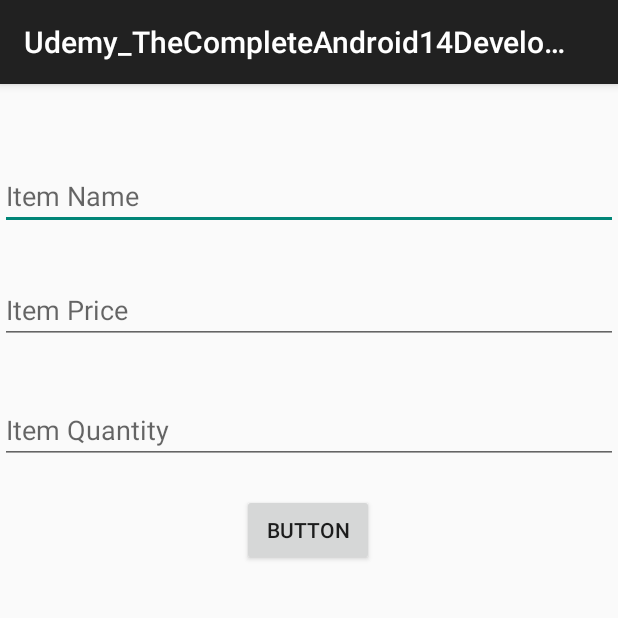
After one commit to Vinayak-Soni-Git/Udemy_TheCompleteAndroid14DeveloperCourse_Build100Apps, an Android app: the MainMasteringRoomActivity screen opened directly, with no data from a screen before it, on a phone screen of 412 x 824 dp, the top half of it. The commit adds this screen. Run offline under Robolectric (Android 15) with nearby library versions, the phone set to English and light mode, and no system bars.

Commit message:
Commited At 10:30AM 26-09-2024

```diff
--- /dev/null
+++ b/app/src/main/java/com/example/udemy_thecompleteandroid14developercourse_build100apps/KotlinMastringRoomDatabase/MainMasteringRoomActivity.kt
@@ -0,0 +1,64 @@
+package com.example.udemy_thecompleteandroid14developercourse_build100apps.KotlinMastringRoomDatabase
+
+import android.os.Bundle
+import android.widget.Button
+import android.widget.EditText
+import android.widget.TextView
+import androidx.appcompat.app.AppCompatActivity
+import com.example.udemy_thecompleteandroid14developercourse_build100apps.R
+import kotlinx.coroutines.CoroutineScope
+import kotlinx.coroutines.Dispatchers
+import kotlinx.coroutines.launch
+
+class MainMasteringRoomActivity : AppCompatActivity() {
+
+
+    lateinit var itemNameEt:EditText
+    lateinit var itemPriceEt:EditText
+    lateinit var itemQuantity:EditText
+    lateinit var recordsTv:TextView
+    lateinit var addItemButton:Button
+
+    override fun onCreate(savedInstanceState: Bundle?) {
+        super.onCreate(savedInstanceState)
+        setContentView(R.layout.activity_main_mastering_room)
+
+        itemNameEt = findViewById(R.id.itemName)
+        itemPriceEt = findViewById(R.id.itemPrice)
+        itemQuantity = findViewById(R.id.itemQuantity)
+        recordsTv = findViewById(R.id.recordsTv)
+        addItemButton = findViewById(R.id.addItemButton)
+
+
+        addItemButton.setOnClickListener{
+            val name = itemNameEt.text.toString()
+            val price = itemPriceEt.text.toString()
+            val quantity = itemQuantity.text.toString()
+
+            val doublePrice = price.toDouble()
+            val intQuantity = quantity.toInt()
+
+            val db = ItemDatabase.getDatabase(applicationContext)
+            val dao = db.itemDao()
+            var item:Item = Item(0, name, doublePrice, intQuantity)
+
+            CoroutineScope(Dispatchers.IO).launch {
+                dao.insertItem(item)
+
+            }
+
+        }
+    }
+
+    fun displayAllRecords(){
+        val db = ItemDatabase.getDatabase(applicationContext)
+        val dao = db.itemDao()
+        dao.getAllItemsInDB().observe(this, {
+            var result = ""
+            for(item in it){
+                result = it.joinToString("\n")
+            }
+            recordsTv.text = result
+        })
+    }
+}
--- /dev/null
+++ b/app/src/main/java/com/example/udemy_thecompleteandroid14developercourse_build100apps/TopCompaniesApp/CompaniesList.kt
@@ -0,0 +1,5 @@
+package com.example.udemy_thecompleteandroid14developercourse_build100apps.TopCompaniesApp
+
+class CompaniesList:ArrayList<Company>() {
+
+}
--- /dev/null
+++ b/app/src/main/res/layout/activity_main_mastering_room.xml
@@ -0,0 +1,66 @@
+<?xml version="1.0" encoding="utf-8"?>
+<androidx.constraintlayout.widget.ConstraintLayout xmlns:android="http://schemas.android.com/apk/res/android"
+    xmlns:app="http://schemas.android.com/apk/res-auto"
+    xmlns:tools="http://schemas.android.com/tools"
+    android:id="@+id/main"
+    android:layout_width="match_parent"
+    android:layout_height="match_parent"
+    tools:context=".KotlinMastringRoomDatabase.MainMasteringRoomActivity">
+
+
+    <EditText
+        android:id="@+id/itemName"
+        android:layout_width="0dp"
+        android:layout_height="wrap_content"
+        android:layout_marginTop="52dp"
+        android:hint="@string/item_name"
+        app:layout_constraintEnd_toEndOf="parent"
+        app:layout_constraintHorizontal_bias="0.0"
+        app:layout_constraintStart_toStartOf="parent"
+        app:layout_constraintTop_toTopOf="parent" />
+
+    <EditText
+        android:id="@+id/itemPrice"
+        android:layout_width="0dp"
+        android:layout_height="wrap_content"
+        android:layout_marginTop="128dp"
+        android:hint="@string/item_price"
+        app:layout_constraintEnd_toEndOf="parent"
+        app:layout_constraintHorizontal_bias="0.0"
+        app:layout_constraintStart_toStartOf="parent"
+        app:layout_constraintTop_toTopOf="parent" />
+
+    <EditText
+        android:id="@+id/itemQuantity"
+        android:layout_width="0dp"
+        android:layout_height="wrap_content"
+        android:layout_marginTop="208dp"
+        android:hint="@string/item_quantity"
+        app:layout_constraintEnd_toEndOf="parent"
+        app:layout_constraintHorizontal_bias="0.0"
+        app:layout_constraintStart_toStartOf="parent"
+        app:layout_constraintTop_toTopOf="parent" />
+
+    <TextView
+        android:id="@+id/recordsTv"
+        android:layout_width="match_parent"
+        android:layout_height="wrap_content"
+        android:layout_marginTop="344dp"
+        app:layout_constraintEnd_toEndOf="parent"
+        app:layout_constraintHorizontal_bias="0.0"
+        app:layout_constraintStart_toStartOf="parent"
+        app:layout_constraintTop_toTopOf="parent" />
+
+    <Button
+        android:id="@+id/addItemButton"
+        android:layout_width="wrap_content"
+        android:layout_height="wrap_content"
+        android:layout_marginTop="20dp"
+        android:text="Button"
+        app:layout_constraintEnd_toEndOf="parent"
+        app:layout_constraintHorizontal_bias="0.498"
+        app:layout_constraintStart_toStartOf="parent"
+        app:layout_constraintTop_toBottomOf="@+id/itemQuantity" />
+
+
+</androidx.constraintlayout.widget.ConstraintLayout>
--- a/app/src/main/res/values/strings.xml
+++ b/app/src/main/res/values/strings.xml
@@ -195,4 +195,7 @@
     <string name="mvp_pattern_app">MVP Pattern App</string>
     <string name="mvvm_pattern_app">MVVM Pattern App</string>
     <string name="button">Button</string>
+    <string name="item_name">Item Name</string>
+    <string name="item_price">Item Price</string>
+    <string name="item_quantity">Item Quantity</string>
 </resources>
```
Also changed, not shown: app/src/main/AndroidManifest.xml (+9 -0 lines), app/src/main/java/com/example/udemy_thecompleteandroid14developercourse_build100apps/KotlinDeepDiveIntoCoroutines/KotlinCoroutinesActivity.kt (added, +38 -0 lines), app/src/main/java/com/example/udemy_thecompleteandroid14developercourse_build100apps/KotlinMastringRoomDatabase/Item.kt (added, +13 -0 lines), app/src/main/java/com/example/udemy_thecompleteandroid14developercourse_build100apps/KotlinMastringRoomDatabase/ItemDao.kt (added, +26 -0 lines), app/src/main/java/com/example/udemy_thecompleteandroid14developercourse_build100apps/KotlinMastringRoomDatabase/ItemDatabase.kt (added, +26 -0 lines), app/src/main/java/com/example/udemy_thecompleteandroid14developercourse_build100apps/TopCompaniesApp/CompaniesService.kt (added, +9 -0 lines), app/src/main/java/com/example/udemy_thecompleteandroid14developercourse_build100apps/TopCompaniesApp/Company.kt (added, +12 -0 lines), app/src/main/java/com/example/udemy_thecompleteandroid14developercourse_build100apps/TopCompaniesApp/MainTopCompaniesActivity.kt (added, +40 -0 lines), app/src/main/java/com/example/udemy_thecompleteandroid14developercourse_build100apps/TopCompaniesApp/RetrofitInstance.kt (added, +18 -0 lines), app/src/main/res/layout/activity_kotlin_coroutines.xml (added, +10 -0 lines), app/src/main/res/layout/activity_main_top_companies.xml (added, +20 -0 lines).
